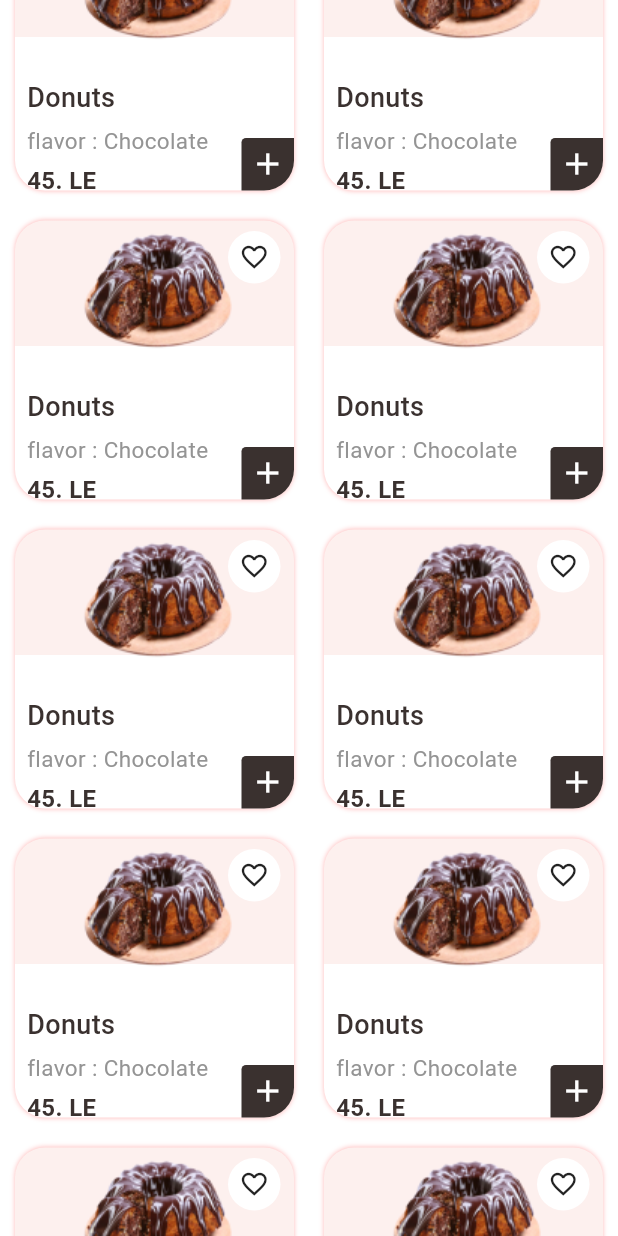
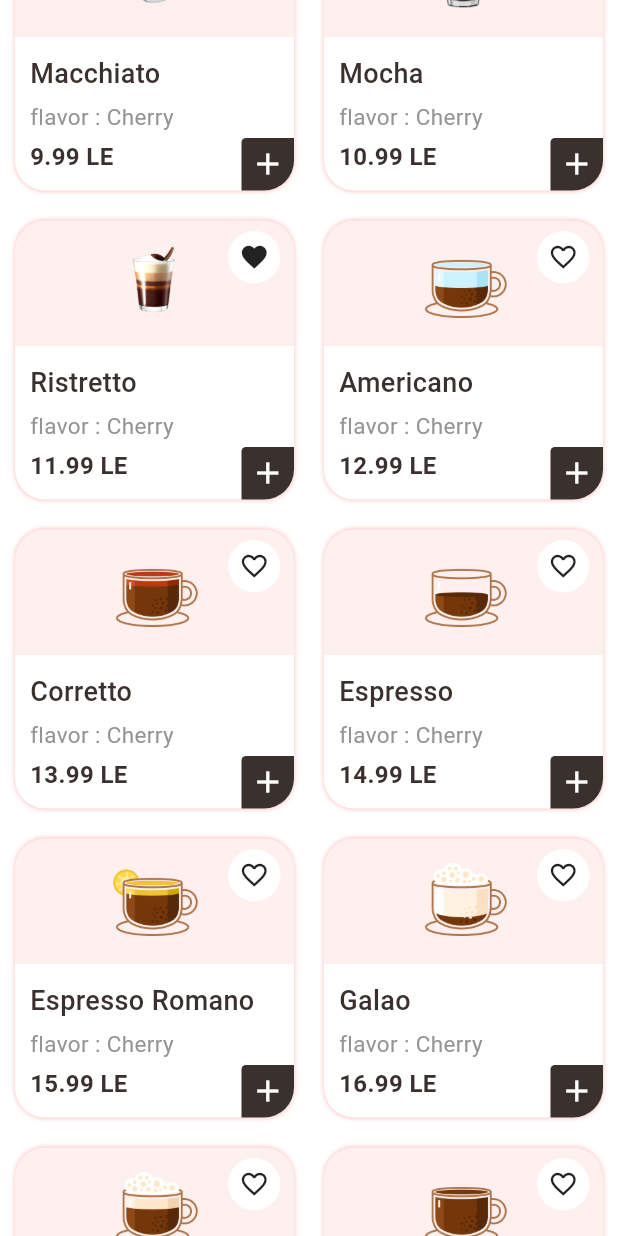
Before and after one commit to kareemkamal11/flowers_app, a Flutter app: the BestSellingScreen screen opened directly, scrolled down 576 dp, after a tap on the "favorite outline" icon, on a phone screen of 412 x 824 dp. Run offline on Flutter 3.47's test engine with Material 3 defaults, Android fonts, the phone set to English and light mode, and no system bars; our stand-ins replace flutter_bloc, google_fonts, shared_preferences, smooth_page_indicator; accounts and stored records are empty.

```diff
--- a/lib/core/app_text.dart
+++ b/lib/core/app_text.dart
@@ -55,4 +55,6 @@ class AppText {
 
   static const String describtionText =
       "There are many variations of passages of Lorem Ipsum available, he majority have There are many variations of passages of Lorem Ipsum available, he majority have";
+
+  static String favorite = 'Favorite';
 }
--- a/lib/model/best_selling/best_selling_data.dart
+++ b/lib/model/best_selling/best_selling_data.dart
@@ -1,156 +1,207 @@
+import 'dart:math';
+
 import 'package:flowers/core/app_text.dart';
 import 'package:flowers/core/assets_util.dart';
 import 'package:flowers/model/best_selling/best_selling_model.dart';
+
+List<String> flavor = [
+  // add randoms flavor
+  'Vanilla',
+  'Caramel',
+  'Hazelnut',
+  'Mocha',
+  'Cinnamon',
+  'Pumpkin',
+  'Coconut',
+  'Almond',
+  'Peppermint',
+  'Maple',
+  'Butterscotch',
+  'Toffee',
+  'Irish Cream',
+  'Raspberry',
+  'Blueberry',
+  'Strawberry',
+  'Cherry',
+  'Orange',
+];
+
+// add randoms flavor
 
 List<BestSellingModel> bestSellingData = [
   BestSellingModel(
     name: AppText.cafeBombon,
     image: AssetsUtil.cafeBombonImage,
-    price: 5.99,
+    flavor: flavor[Random().nextInt(flavor.length)],
+    price: "5.99",
     isFavourite: false,
   ),
   BestSellingModel(
     name: AppText.cafeConLeche,
     image: AssetsUtil.cafeConLecheImage,
-    price: 6.99,
+    flavor: flavor[Random().nextInt(flavor.length)],
+    price: "6.99",
     isFavourite: false,
   ),
   BestSellingModel(
     name: AppText.cafeCortado,
     image: AssetsUtil.cafeCortadoImage,
-    price: 7.99,
+    flavor: flavor[Random().nextInt(flavor.length)],
+    price: "7.99",
     isFavourite: false,
   ),
   BestSellingModel(
     name: AppText.cafeCubano,
     image: AssetsUtil.cafeCubanoImage,
-    price: 8.99,
+    flavor: flavor[Random().nextInt(flavor.length)],
+    price: "8.99",
     isFavourite: false,
   ),
   BestSellingModel(
     name: AppText.macchiato,
     image: AssetsUtil.macchiatoImage,
-    price: 9.99,
+    flavor: flavor[Random().nextInt(flavor.length)],
+    price: "9.99",
     isFavourite: false,
   ),
   BestSellingModel(
     name: AppText.mocha,
     image: AssetsUtil.mochaImage,
-    price: 10.99,
+    flavor: flavor[Random().nextInt(flavor.length)],
+    price: "10.99",
     isFavourite: false,
   ),
   BestSellingModel(
     name: AppText.ristretto,
     image: AssetsUtil.ristrettoImage,
-    price: 11.99,
+    flavor: flavor[Random().nextInt(flavor.length)],
+    price: "11.99",
     isFavourite: false,
   ),
   BestSellingModel(
     name: AppText.americano,
     image: AssetsUtil.americanoImage,
-    price: 12.99,
+    flavor: flavor[Random().nextInt(flavor.length)],
+    price: "12.99",
     isFavourite: false,
   ),
   BestSellingModel(
     name: AppText.corretto,
     image: AssetsUtil.correttoImage,
-    price: 13.99,
+    flavor: flavor[Random().nextInt(flavor.length)],
+    price: "13.99",
     isFavourite: false,
   ),
   BestSellingModel(
     name: AppText.espresso,
     image: AssetsUtil.espressoImage,
-    price: 14.99,
+    flavor: flavor[Random().nextInt(flavor.length)],
+    price: "14.99",
     isFavourite: false,
   ),
   BestSellingModel(
     name: AppText.espressoRomano,
     image: AssetsUtil.espressoRomanoImage,
-    price: 15.99,
+    flavor: flavor[Random().nextInt(flavor.length)],
+    price: "15.99",
     isFavourite: false,
   ),
   BestSellingModel(
     name: AppText.galao,
     image: AssetsUtil.galaoImage,
-    price: 16.99,
+    flavor: flavor[Random().nextInt(flavor.length)],
+    price: "16.99",
     isFavourite: false,
   ),
   BestSellingModel(
     name: AppText.latte,
     image: AssetsUtil.latteImage,
-    price: 17.99,
+    flavor: flavor[Random().nextInt(flavor.length)],
+    price: "17.99",
     isFavourite: false,
   ),
   BestSellingModel(
     name: AppText.lungo,
     image: AssetsUtil.lungoImage,
-    price: 18.99,
+    flavor: flavor[Random().nextInt(flavor.length)],
+    price: "18.99",
     isFavourite: false,
   ),
   BestSellingModel(
     name: AppText.cake,
     image: AssetsUtil.cakeImage,
-    price: 19.99,
+    flavor: flavor[Random().nextInt(flavor.length)],
+    price: "19.99",
     isFavourite: false,
   ),
   BestSellingModel(
     name: AppText.donut,
     image: AssetsUtil.donutImage,
-    price: 20.99,
+    flavor: flavor[Random().nextInt(flavor.length)],
+    price: "20.99",
     isFavourite: false,
   ),
   BestSellingModel(
     name: AppText.friedEggs,
     image: AssetsUtil.friedEggsImage,
-    price: 21.99,
+    flavor: flavor[Random().nextInt(flavor.length)],
+    price: "21.99",
     isFavourite: false,
   ),
   BestSellingModel(
     name: AppText.muffin,
     image: AssetsUtil.muffinImage,
-    price: 22.99,
+    flavor: flavor[Random().nextInt(flavor.length)],
+    price: "22.99",
     isFavourite: false,
   ),
   BestSellingModel(
     name: AppText.pasta,
     image: AssetsUtil.pastaImage,
-    price: 23.99,
+    flavor: flavor[Random().nextInt(flavor.length)],
+    price: "23.99",
     isFavourite: false,
   ),
   BestSellingModel(
     name: AppText.pizza,
     image: AssetsUtil.pizzaImage,
-    price: 24.99,
+    flavor: flavor[Random().nextInt(flavor.length)],
+    price: "24.99",
     isFavourite: false,
   ),
   BestSellingModel(
     name: AppText.salad,
     image: AssetsUtil.saladImage,
-    price: 25.99,
+    flavor: flavor[Random().nextInt(flavor.length)],
+    price: "25.99",
     isFavourite: false,
   ),
   BestSellingModel(
     name: AppText.sandwich,
     image: AssetsUtil.sandwichImage,
-    price: 26.99,
+    flavor: flavor[Random().nextInt(flavor.length)],
+    price: "26.99",
     isFavourite: false,
   ),
   BestSellingModel(
     name: AppText.soup,
     image: AssetsUtil.soupImage,
-    price: 27.99,
+    flavor: flavor[Random().nextInt(flavor.length)],
+    price: "27.99",
     isFavourite: false,
   ),
   BestSellingModel(
     name: AppText.sushi,
     image: AssetsUtil.sushiImage,
-    price: 28.99,
+    flavor: flavor[Random().nextInt(flavor.length)],
+    price: "28.99",
     isFavourite: false,
   ),
   BestSellingModel(
     name: AppText.pasta,
     image: AssetsUtil.pataImage,
-    price: 29.99,
+    flavor: flavor[Random().nextInt(flavor.length)],
+    price: "29.99",
     isFavourite: false,
   ),
 ];
--- a/lib/model/best_selling/best_selling_model.dart
+++ b/lib/model/best_selling/best_selling_model.dart
@@ -1,12 +1,14 @@
 class BestSellingModel {
   final String name;
   final String image;
-  final double price;
+  final String flavor;
+  final String price;
   bool isFavourite;
 
   BestSellingModel({
     required this.name,
     required this.image,
+    required this.flavor,
     required this.price,
     this.isFavourite = false,
   });
--- /dev/null
+++ b/lib/model/best_selling/favorite_best_selling.dart
@@ -0,0 +1,3 @@
+import 'package:flowers/model/best_selling/best_selling_model.dart';
+
+List<BestSellingModel> listFavourite = [];
--- a/lib/view/best_selling/best_selling_screen.dart
+++ b/lib/view/best_selling/best_selling_screen.dart
@@ -9,31 +9,17 @@ class BestSellingScreen extends StatelessWidget {
 
   @override
   Widget build(BuildContext context) {
-    bool isFavorite = false;
-
-    favoriteClick() {
-      print('Favorite Clicked');
-    }
-
-    addCartClick() {
-      print('Add Cart Clicked');
-    }
-
-    return SafeArea(
+    return const SafeArea(
       child: Scaffold(
           body: CustomScrollView(
-        physics: const BouncingScrollPhysics(),
+        physics: BouncingScrollPhysics(),
         slivers: [
-          const SliverToBoxAdapter(
+          SliverToBoxAdapter(
             child: CustomAppBarWidget(
               title: AppText.bestSelling,
             ),
           ),
-          BestSellingList(
-            isFavorite: isFavorite,
-            favoriteClick: favoriteClick,
-            addCartClick: addCartClick,
-          ),
+          BestSellingList(),
         ],
       )),
     );
--- a/lib/view/best_selling/widgets/best_selling_list.dart
+++ b/lib/view/best_selling/widgets/best_selling_list.dart
@@ -1,36 +1,40 @@
-import 'package:flowers/core/app_text.dart';
+import 'package:flowers/view_models/homescreen/homescreen_cubit.dart';
+import 'package:flowers/view_models/homescreen/homescreen_state.dart';
 import 'package:flutter/material.dart';
+import 'package:flutter_bloc/flutter_bloc.dart';
 
 import '../../utils/item_selling_widget.dart';
 
 class BestSellingList extends StatelessWidget {
-  const BestSellingList(
-      {super.key,
-      required this.isFavorite,
-      required this.favoriteClick,
-      required this.addCartClick});
-
-  final bool isFavorite;
-  final Function() favoriteClick;
-  final Function() addCartClick;
+  const BestSellingList({
+    super.key,
+  });
 
   @override
   Widget build(BuildContext context) {
+    return BlocBuilder<HomeScreenCubit, HomeScreenState>(
+      builder: (context, state) {
+        var cubit = BlocProvider.of<HomeScreenCubit>(context);
         return SliverGrid.builder(
           gridDelegate: const SliverGridDelegateWithFixedCrossAxisCount(
             crossAxisCount: 2,
           ),
-      itemCount: 20,
+          itemCount: cubit.cListBestSelling.length,
           itemBuilder: (context, index) {
             return Padding(
               padding: const EdgeInsets.symmetric(horizontal: 10, vertical: 10),
               child: ItemSellingWidget(
-            favoriteClick: favoriteClick,
-            isFavorite: isFavorite,
-            title: AppText.donuts,
-            flavor: 'Chocolate',
-            price: '45.',
+                favoriteClick: () {
+                  cubit.updateFavourite(index);
+                },
+                title: cubit.cListBestSelling[index].name,
+                image: cubit.cListBestSelling[index].image,
+                price: cubit.cListBestSelling[index].price,
+                flavor: cubit.cListBestSelling[index].flavor,
+                isFavorite: cubit.cListBestSelling[index].isFavourite,
               ),
+            );
+          },
         );
       },
     );
--- a/lib/view/home/home_screen.dart
+++ b/lib/view/home/home_screen.dart
@@ -44,9 +44,7 @@ class HomeScreen extends StatelessWidget {
           ),
           drawer: const AppDrawerWidget(),
         );
-          }
-
-      ),
+      }),
     );
   }
 }
--- a/lib/view/home/widgets/app_drawer_widget.dart
+++ b/lib/view/home/widgets/app_drawer_widget.dart
@@ -1,7 +1,6 @@
 import 'package:flowers/core/navigation_app.dart';
 import 'package:flowers/core/app_text.dart';
 import 'package:flutter/material.dart';
-import 'package:go_router/go_router.dart';
 
 class AppDrawerWidget extends StatelessWidget {
   const AppDrawerWidget({
@@ -16,7 +15,7 @@ class AppDrawerWidget extends StatelessWidget {
           ListTile(
             title: const Text(AppText.home),
             onTap: () {
-              GoRouter.of(context).pop();
+              Navigator.of(context).pop();
             },
           ),
           ListTile(
--- a/lib/view/utils/item_selling_widget.dart
+++ b/lib/view/utils/item_selling_widget.dart
@@ -1,6 +1,5 @@
 import 'package:flowers/core/app_styles.dart';
 import 'package:flowers/core/app_text.dart';
-import 'package:flowers/core/assets_util.dart';
 import 'package:flutter/material.dart';
 
 import 'add_cart_widget.dart';
@@ -13,14 +12,15 @@ class ItemSellingWidget extends StatelessWidget {
     required this.title,
     required this.flavor,
     required this.price,
+    required this.image,
   });
 
   final Function() favoriteClick;
 
-
   final bool isFavorite;
 
   final String title;
+  final String image;
   final String flavor;
   final String price;
 
@@ -28,7 +28,7 @@ class ItemSellingWidget extends StatelessWidget {
   Widget build(BuildContext context) {
     return Container(
       width: 190,
-      height: 200,
+      height: 220,
       decoration: ShapeDecoration(
         gradient: LinearGradient(
           colors: [Colors.white, AppStyles.cardColor],
@@ -51,7 +51,7 @@ class ItemSellingWidget extends StatelessWidget {
       child: Stack(
         children: [
           Padding(
-            padding: const EdgeInsets.all(8),
+            padding: const EdgeInsets.all(10),
             child: Column(
               mainAxisAlignment: MainAxisAlignment.start,
               crossAxisAlignment: CrossAxisAlignment.start,
@@ -59,9 +59,9 @@ class ItemSellingWidget extends StatelessWidget {
                 Align(
                   alignment: Alignment.center,
                   child: Image.asset(
-                    AssetsUtil.donuts,
+                    image,
                     width: 117,
-                    height: 78,
+                    height: 60,
                   ),
                 ),
                 const SizedBox(height: 25),
--- a/lib/view_models/homescreen/homescreen_cubit.dart
+++ b/lib/view_models/homescreen/homescreen_cubit.dart
@@ -1,3 +1,6 @@
+import 'package:flowers/model/best_selling/best_selling_data.dart';
+import 'package:flowers/model/best_selling/best_selling_model.dart';
+import 'package:flowers/model/best_selling/favorite_best_selling.dart';
 import 'package:flowers/model/category/discovery_category/descovery_category_data.dart';
 import 'package:flowers/model/category/discovery_category/discovery_category_model.dart';
 import 'package:flowers/view_models/homescreen/homescreen_state.dart';
@@ -8,5 +11,17 @@ class HomeScreenCubit extends Cubit<HomeScreenState> {
 
   List<DiscoveryCategoryModel> cListDiscoveryCategory = listDiscoveryCategory;
 
+  List<BestSellingModel> cListBestSelling = bestSellingData;
 
+  // add favorite list
+  List<BestSellingModel> cListFavourite = listFavourite;
+  void updateFavourite(int index) {
+    cListBestSelling[index].isFavourite = !cListBestSelling[index].isFavourite;
+    if (cListBestSelling[index].isFavourite) {
+      cListFavourite.add(cListBestSelling[index]);
+    } else {
+      cListFavourite.remove(cListBestSelling[index]);
+    }
+    emit(FavoriteChanged());
+  }
 }
--- a/lib/view_models/homescreen/homescreen_state.dart
+++ b/lib/view_models/homescreen/homescreen_state.dart
@@ -3,6 +3,4 @@ abstract class HomeScreenState {}
 
 class HomeScreenInitial extends HomeScreenState {}
 
-class ShowDiscoverCategory extends HomeScreenState {}
-
-class ShowCategoryList extends HomeScreenState {}
+class FavoriteChanged extends HomeScreenState {}
--- a/pubspec.yaml
+++ b/pubspec.yaml
@@ -36,10 +36,8 @@ dependencies:
   cupertino_icons: ^1.0.6
   shared_preferences: ^2.3.1
   svg_flutter: ^0.0.1
-  go_router: ^14.2.2
   google_fonts: ^6.2.1
   smooth_page_indicator: ^1.2.0+3
-  device_preview: ^1.2.0
   flutter_bloc: ^8.1.6
 
 
```
Also changed, not shown: lib/core/navigation_app.dart (+5 -6 lines), lib/main.dart (+16 -18 lines), lib/view/favorite_list_screen.dart (added, +52 -0 lines), lib/view/home/widgets/best_selling_box_list.dart (+18 -16 lines), lib/view/utils/custom_appbar_widget.dart (+6 -7 lines), pubspec.lock. Lines whose indentation alone changed are shown as unchanged.
